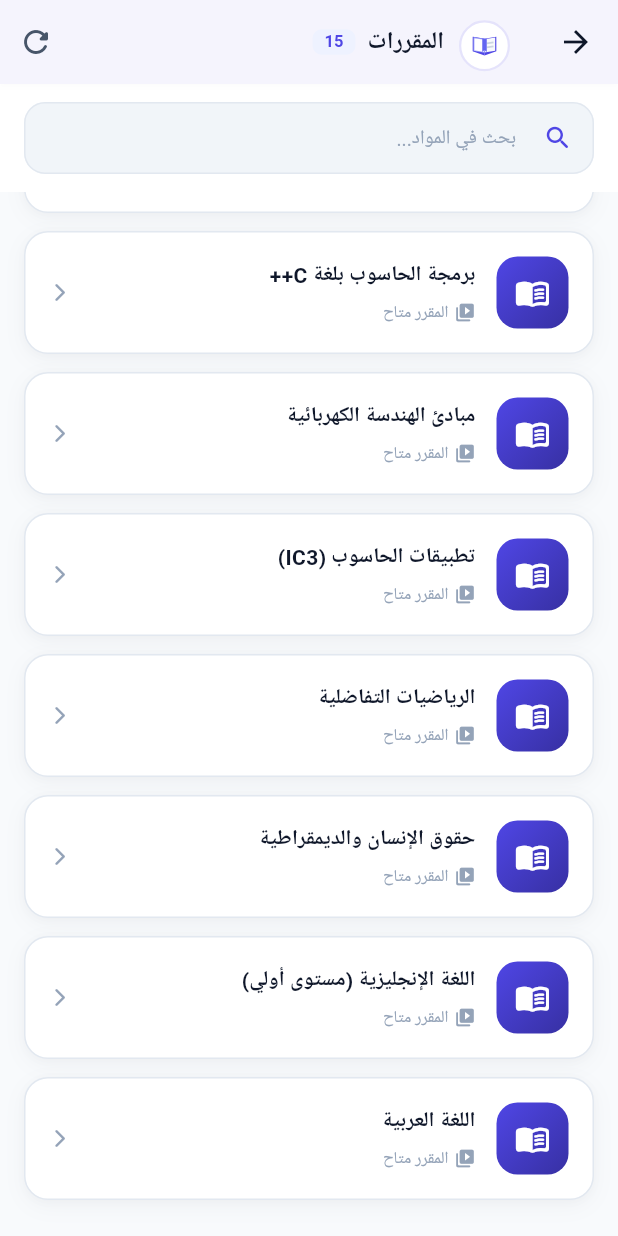
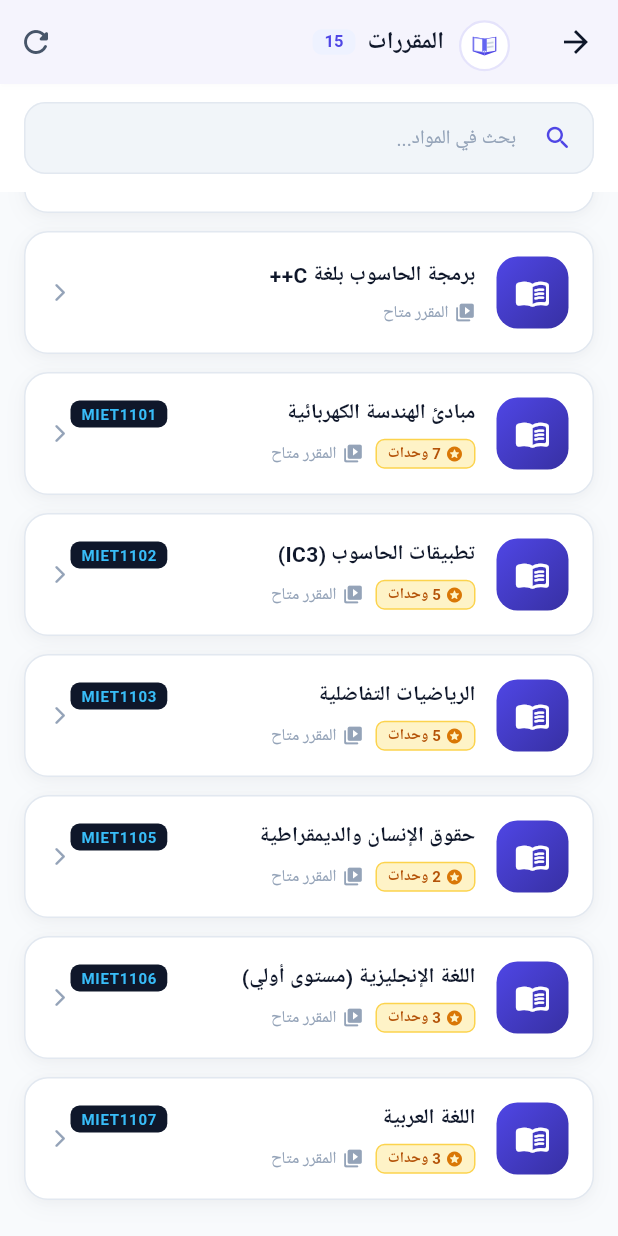
Before and after one commit to mgtba2003mgtba-boop/mohadarati-app, a Flutter app: the CoursesScreen screen opened directly, scrolled down 738 dp, on a phone screen of 412 x 824 dp. Run offline on Flutter 3.47's test engine with Material 3 defaults, Android fonts, the phone set to English and light mode, and no system bars; our stand-ins replace file_picker, google_fonts, shared_preferences, supabase_flutter; missing offline and left inert: dart:html, dart:ui_web; accounts and stored records are empty; Roboto replaces fonts that are missing (Cairo).

Commit message:
feat: add medical devices ects units, wire technical support to @ii6689, and release updated apk

```diff
--- a/lib/core/constants/app_constants.dart
+++ b/lib/core/constants/app_constants.dart
@@ -83,6 +83,10 @@ class AppConstants {
       utf8.decode(base64Decode('ODgxNjI4MTIyMDpBQUZBZHVkZGVlN044bUQtVU5nUUlnZlExeWlGYUdiZEhVOA=='));
   static const String lecturesBotUsername = 'NUST_ETC_ATT_LEC_BOT';
   static const int lecturesChannelId = -1003875986734;
+
+  // الدعم الفني المباشر
+  static const String supportTelegramUsername = 'ii6689';
+  static const String supportTelegramUrl = 'https://t.me/ii6689';
 
   /// ── حماية وتشفير رموز الدخول (Cryptographic PIN Hashing) ─────────
   static String hashPin(String pin) {
--- a/lib/core/constants/biometric_subjects.dart
+++ b/lib/core/constants/biometric_subjects.dart
@@ -924,6 +924,8 @@ class BiometricSubjects {
       stageId: 'MED_STAGE_1',
       stageName: 'المرحلة الأولى',
       semester: 1,
+      code: 'MIET1101',
+      units: 7,
     ),
     SubjectModel(
       id: 'SUB_MED_L1_S1_MIET1102',
@@ -933,6 +935,8 @@ class BiometricSubjects {
       stageId: 'MED_STAGE_1',
       stageName: 'المرحلة الأولى',
       semester: 1,
+      code: 'MIET1102',
+      units: 5,
     ),
     SubjectModel(
       id: 'SUB_MED_L1_S1_MIET1103',
@@ -942,6 +946,8 @@ class BiometricSubjects {
       stageId: 'MED_STAGE_1',
       stageName: 'المرحلة الأولى',
       semester: 1,
+      code: 'MIET1103',
+      units: 5,
     ),
     SubjectModel(
       id: 'SUB_MED_L1_S1_MIET1104',
@@ -951,6 +957,8 @@ class BiometricSubjects {
       stageId: 'MED_STAGE_1',
       stageName: 'المرحلة الأولى',
       semester: 1,
+      code: 'MIET1104',
+      units: 5,
     ),
     SubjectModel(
       id: 'SUB_MED_L1_S1_MIET1105',
@@ -960,6 +968,8 @@ class BiometricSubjects {
       stageId: 'MED_STAGE_1',
       stageName: 'المرحلة الأولى',
       semester: 1,
+      code: 'MIET1105',
+      units: 2,
     ),
     SubjectModel(
       id: 'SUB_MED_L1_S1_MIET1106',
@@ -969,6 +979,8 @@ class BiometricSubjects {
       stageId: 'MED_STAGE_1',
       stageName: 'المرحلة الأولى',
       semester: 1,
+      code: 'MIET1106',
+      units: 3,
     ),
     SubjectModel(
       id: 'SUB_MED_L1_S1_MIET1107',
@@ -978,6 +990,8 @@ class BiometricSubjects {
       stageId: 'MED_STAGE_1',
       stageName: 'المرحلة الأولى',
       semester: 1,
+      code: 'MIET1107',
+      units: 3,
     ),
     SubjectModel(
       id: 'SUB_MED_L1_S2_MIET1201',
@@ -987,6 +1001,8 @@ class BiometricSubjects {
       stageId: 'MED_STAGE_1',
       stageName: 'المرحلة الأولى',
       semester: 2,
+      code: 'MIET1201',
+      units: 6,
     ),
     SubjectModel(
       id: 'SUB_MED_L1_S2_MIET1202',
@@ -996,6 +1012,8 @@ class BiometricSubjects {
       stageId: 'MED_STAGE_1',
       stageName: 'المرحلة الأولى',
       semester: 2,
+      code: 'MIET1202',
+      units: 6,
     ),
     SubjectModel(
       id: 'SUB_MED_L1_S2_MIET1203',
@@ -1005,6 +1023,8 @@ class BiometricSubjects {
       stageId: 'MED_STAGE_1',
       stageName: 'المرحلة الأولى',
       semester: 2,
+      code: 'MIET1203',
+      units: 5,
     ),
     SubjectModel(
       id: 'SUB_MED_L1_S2_MIET1204',
@@ -1014,6 +1034,8 @@ class BiometricSubjects {
       stageId: 'MED_STAGE_1',
       stageName: 'المرحلة الأولى',
       semester: 2,
+      code: 'MIET1204',
+      units: 5,
     ),
     SubjectModel(
       id: 'SUB_MED_L1_S2_MIET1205',
@@ -1023,6 +1045,8 @@ class BiometricSubjects {
       stageId: 'MED_STAGE_1',
       stageName: 'المرحلة الأولى',
       semester: 2,
+      code: 'MIET1205',
+      units: 5,
     ),
     SubjectModel(
       id: 'SUB_MED_L1_S2_MIET1206',
@@ -1032,6 +1056,8 @@ class BiometricSubjects {
       stageId: 'MED_STAGE_1',
       stageName: 'المرحلة الأولى',
       semester: 2,
+      code: 'MIET1206',
+      units: 3,
     ),
     SubjectModel(
       id: 'SUB_MED_L2_S1_MIET2101',
@@ -1041,6 +1067,8 @@ class BiometricSubjects {
       stageId: 'MED_STAGE_2',
       stageName: 'المرحلة الثانية',
       semester: 1,
+      code: 'MIET2101',
+      units: 6,
     ),
     SubjectModel(
       id: 'SUB_MED_L2_S1_MIET2102',
@@ -1050,6 +1078,8 @@ class BiometricSubjects {
       stageId: 'MED_STAGE_2',
       stageName: 'المرحلة الثانية',
       semester: 1,
+      code: 'MIET2102',
+      units: 6,
     ),
     SubjectModel(
       id: 'SUB_MED_L2_S1_MIET2103',
@@ -1059,6 +1089,8 @@ class BiometricSubjects {
       stageId: 'MED_STAGE_2',
       stageName: 'المرحلة الثانية',
       semester: 1,
+      code: 'MIET2103',
+      units: 6,
     ),
     SubjectModel(
       id: 'SUB_MED_L2_S1_MIET2104',
@@ -1068,6 +1100,8 @@ class BiometricSubjects {
       stageId: 'MED_STAGE_2',
       stageName: 'المرحلة الثانية',
       semester: 1,
+      code: 'MIET2104',
+      units: 5,
     ),
     SubjectModel(
       id: 'SUB_MED_L2_S1_MIET2105',
@@ -1077,6 +1111,8 @@ class BiometricSubjects {
       stageId: 'MED_STAGE_2',
       stageName: 'المرحلة الثانية',
       semester: 1,
+      code: 'MIET2105',
+      units: 5,
     ),
     SubjectModel(
       id: 'SUB_MED_L2_S1_MIET2106',
@@ -1086,6 +1122,8 @@ class BiometricSubjects {
       stageId: 'MED_STAGE_2',
       stageName: 'المرحلة الثانية',
       semester: 1,
+      code: 'MIET2106',
+      units: 2,
     ),
     SubjectModel(
       id: 'SUB_MED_L2_S2_MIET2201',
@@ -1095,6 +1133,8 @@ class BiometricSubjects {
       stageId: 'MED_STAGE_2',
       stageName: 'المرحلة الثانية',
       semester: 2,
+      code: 'MIET2201',
+      units: 6,
     ),
     SubjectModel(
       id: 'SUB_MED_L2_S2_MIET2202',
@@ -1104,6 +1144,8 @@ class BiometricSubjects {
       stageId: 'MED_STAGE_2',
       stageName: 'المرحلة الثانية',
       semester: 2,
+      code: 'MIET2202',
+      units: 6,
     ),
     SubjectModel(
       id: 'SUB_MED_L2_S2_MIET2203',
@@ -1113,6 +1155,8 @@ class BiometricSubjects {
       stageId: 'MED_STAGE_2',
       stageName: 'المرحلة الثانية',
       semester: 2,
+      code: 'MIET2203',
+      units: 5,
     ),
     SubjectModel(
       id: 'SUB_MED_L2_S2_MIET2204',
@@ -1122,6 +1166,8 @@ class BiometricSubjects {
       stageId: 'MED_STAGE_2',
       stageName: 'المرحلة الثانية',
       semester: 2,
+      code: 'MIET2204',
+      units: 5,
     ),
     SubjectModel(
       id: 'SUB_MED_L2_S2_MIET2205',
@@ -1131,6 +1177,8 @@ class BiometricSubjects {
       stageId: 'MED_STAGE_2',
       stageName: 'المرحلة الثانية',
       semester: 2,
+      code: 'MIET2205',
+      units: 5,
     ),
     SubjectModel(
       id: 'SUB_MED_L2_S2_MIET2206',
@@ -1140,6 +1188,8 @@ class BiometricSubjects {
       stageId: 'MED_STAGE_2',
       stageName: 'المرحلة الثانية',
       semester: 2,
+      code: 'MIET2206',
+      units: 3,
     ),
     SubjectModel(
       id: 'SUB_MED_L3_S1_MIET3101',
@@ -1149,6 +1199,8 @@ class BiometricSubjects {
       stageId: 'MED_STAGE_3',
       stageName: 'المرحلة الثالثة',
       semester: 1,
+      code: 'MIET3101',
+      units: 7,
     ),
     SubjectModel(
       id: 'SUB_MED_L3_S1_MIET3102',
@@ -1158,6 +1210,8 @@ class BiometricSubjects {
       stageId: 'MED_STAGE_3',
       stageName: 'المرحلة الثالثة',
       semester: 1,
+      code: 'MIET3102',
+      units: 6,
     ),
     SubjectModel(
       id: 'SUB_MED_L3_S1_MIET3103',
@@ -1167,6 +1221,8 @@ class BiometricSubjects {
       stageId: 'MED_STAGE_3',
       stageName: 'المرحلة الثالثة',
       semester: 1,
+      code: 'MIET3103',
+      units: 5,
     ),
     SubjectModel(
       id: 'SUB_MED_L3_S1_MIET3104',
@@ -1176,6 +1232,8 @@ class BiometricSubjects {
       stageId: 'MED_STAGE_3',
       stageName: 'المرحلة الثالثة',
       semester: 1,
+      code: 'MIET3104',
+      units: 5,
     ),
     SubjectModel(
       id: 'SUB_MED_L3_S1_MIET3105',
@@ -1185,6 +1243,8 @@ class BiometricSubjects {
       stageId: 'MED_STAGE_3',
       stageName: 'المرحلة الثالثة',
       semester: 1,
+      code: 'MIET3105',
+      units: 4,
     ),
     SubjectModel(
       id: 'SUB_MED_L3_S1_MIET3106',
@@ -1194,6 +1254,8 @@ class BiometricSubjects {
       stageId: 'MED_STAGE_3',
       stageName: 'المرحلة الثالثة',
       semester: 1,
+      code: 'MIET3106',
+      units: 3,
     ),
     SubjectModel(
       id: 'SUB_MED_L3_S2_MIET3201',
@@ -1203,6 +1265,8 @@ class BiometricSubjects {
       stageId: 'MED_STAGE_3',
       stageName: 'المرحلة الثالثة',
       semester: 2,
+      code: 'MIET3201',
+      units: 7,
     ),
     SubjectModel(
       id: 'SUB_MED_L3_S2_MIET3202',
@@ -1212,6 +1276,8 @@ class BiometricSubjects {
       stageId: 'MED_STAGE_3',
       stageName: 'المرحلة الثالثة',
       semester: 2,
+      code: 'MIET3202',
+      units: 6,
     ),
     SubjectModel(
       id: 'SUB_MED_L3_S2_MIET3203',
@@ -1221,6 +1287,8 @@ class BiometricSubjects {
       stageId: 'MED_STAGE_3',
       stageName: 'المرحلة الثالثة',
       semester: 2,
+      code: 'MIET3203',
+      units: 6,
     ),
     SubjectModel(
       id: 'SUB_MED_L3_S2_MIET3204',
@@ -1230,6 +1298,8 @@ class BiometricSubjects {
       stageId: 'MED_STAGE_3',
       stageName: 'المرحلة الثالثة',
       semester: 2,
+      code: 'MIET3204',
+      units: 5,
     ),
     SubjectModel(
       id: 'SUB_MED_L3_S2_MIET3205',
@@ -1239,6 +1309,8 @@ class BiometricSubjects {
       stageId: 'MED_STAGE_3',
       stageName: 'المرحلة الثالثة',
       semester: 2,
+      code: 'MIET3205',
+      units: 3,
     ),
     SubjectModel(
       id: 'SUB_MED_L3_S2_MIET3206',
@@ -1248,6 +1320,8 @@ class BiometricSubjects {
       stageId: 'MED_STAGE_3',
       stageName: 'المرحلة الثالثة',
       semester: 2,
+      code: 'MIET3206',
+      units: 3,
     ),
     SubjectModel(
       id: 'SUB_MED_L4_S1_MIET4101',
@@ -1257,6 +1331,8 @@ class BiometricSubjects {
       stageId: 'MED_STAGE_4',
       stageName: 'المرحلة الرابعة',
       semester: 1,
+      code: 'MIET4101',
+      units: 7,
     ),
     SubjectModel(
       id: 'SUB_MED_L4_S1_MIET4102',
@@ -1266,6 +1342,8 @@ class BiometricSubjects {
       stageId: 'MED_STAGE_4',
       stageName: 'المرحلة الرابعة',
       semester: 1,
+      code: 'MIET4102',
+      units: 5,
     ),
     SubjectModel(
       id: 'SUB_MED_L4_S1_MIET4103',
@@ -1275,6 +1353,8 @@ class BiometricSubjects {
       stageId: 'MED_STAGE_4',
       stageName: 'المرحلة الرابعة',
       semester: 1,
+      code: 'MIET4103',
+      units: 5,
     ),
     SubjectModel(
       id: 'SUB_MED_L4_S1_MIET4104',
@@ -1284,6 +1364,8 @@ class BiometricSubjects {
       stageId: 'MED_STAGE_4',
       stageName: 'المرحلة الرابعة',
       semester: 1,
+      code: 'MIET4104',
+      units: 5,
     ),
     SubjectModel(
       id: 'SUB_MED_L4_S1_MIET4105',
@@ -1293,6 +1375,8 @@ class BiometricSubjects {
       stageId: 'MED_STAGE_4',
       stageName: 'المرحلة الرابعة',
       semester: 1,
+      code: 'MIET4105',
+      units: 4,
     ),
     SubjectModel(
       id: 'SUB_MED_L4_S1_MIET4106',
@@ -1302,6 +1386,8 @@ class BiometricSubjects {
       stageId: 'MED_STAGE_4',
       stageName: 'المرحلة الرابعة',
       semester: 1,
+      code: 'MIET4106',
+      units: 4,
     ),
     SubjectModel(
       id: 'SUB_MED_L4_S2_MIET4201',
@@ -1311,6 +1397,8 @@ class BiometricSubjects {
       stageId: 'MED_STAGE_4',
       stageName: 'المرحلة الرابعة',
       semester: 2,
+      code: 'MIET4201',
+      units: 7,
     ),
     SubjectModel(
       id: 'SUB_MED_L4_S2_MIET4202',
@@ -1320,6 +1408,8 @@ class BiometricSubjects {
       stageId: 'MED_STAGE_4',
       stageName: 'المرحلة الرابعة',
       semester: 2,
+      code: 'MIET4202',
+      units: 6,
     ),
     SubjectModel(
       id: 'SUB_MED_L4_S2_MIET4203',
@@ -1329,6 +1419,8 @@ class BiometricSubjects {
       stageId: 'MED_STAGE_4',
       stageName: 'المرحلة الرابعة',
       semester: 2,
+      code: 'MIET4203',
+      units: 6,
     ),
     SubjectModel(
       id: 'SUB_MED_L4_S2_MIET4205',
@@ -1338,6 +1430,8 @@ class BiometricSubjects {
       stageId: 'MED_STAGE_4',
       stageName: 'المرحلة الرابعة',
       semester: 2,
+      code: 'MIET4205',
+      units: 4,
     ),
     SubjectModel(
       id: 'SUB_MED_L4_S2_MIET4207',
@@ -1347,6 +1441,8 @@ class BiometricSubjects {
       stageId: 'MED_STAGE_4',
       stageName: 'المرحلة الرابعة',
       semester: 2,
+      code: 'MIET4207',
+      units: 4,
     ),
     SubjectModel(
       id: 'SUB_MED_L4_S2_MIET4204',
@@ -1356,6 +1452,8 @@ class BiometricSubjects {
       stageId: 'MED_STAGE_4',
       stageName: 'المرحلة الرابعة',
       semester: 2,
+      code: 'MIET4204',
+      units: 3,
     ),
   ];
 
```
Also changed, not shown: lib/screens/profile_screen.dart (+12 -3 lines), 3 other files.
